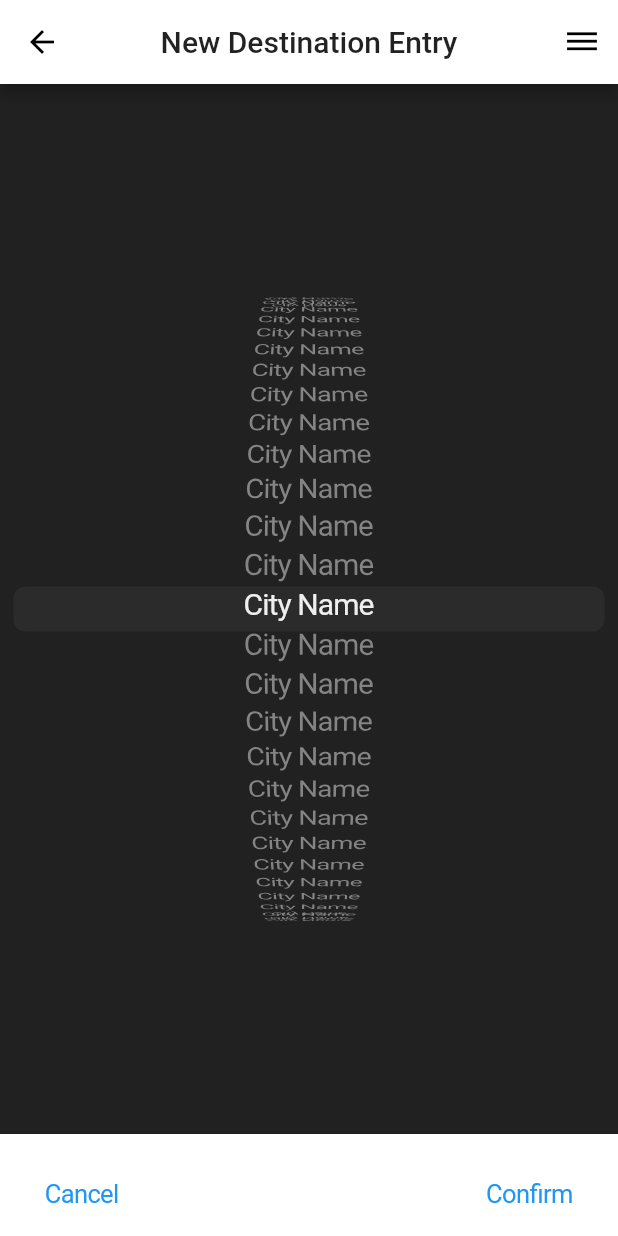
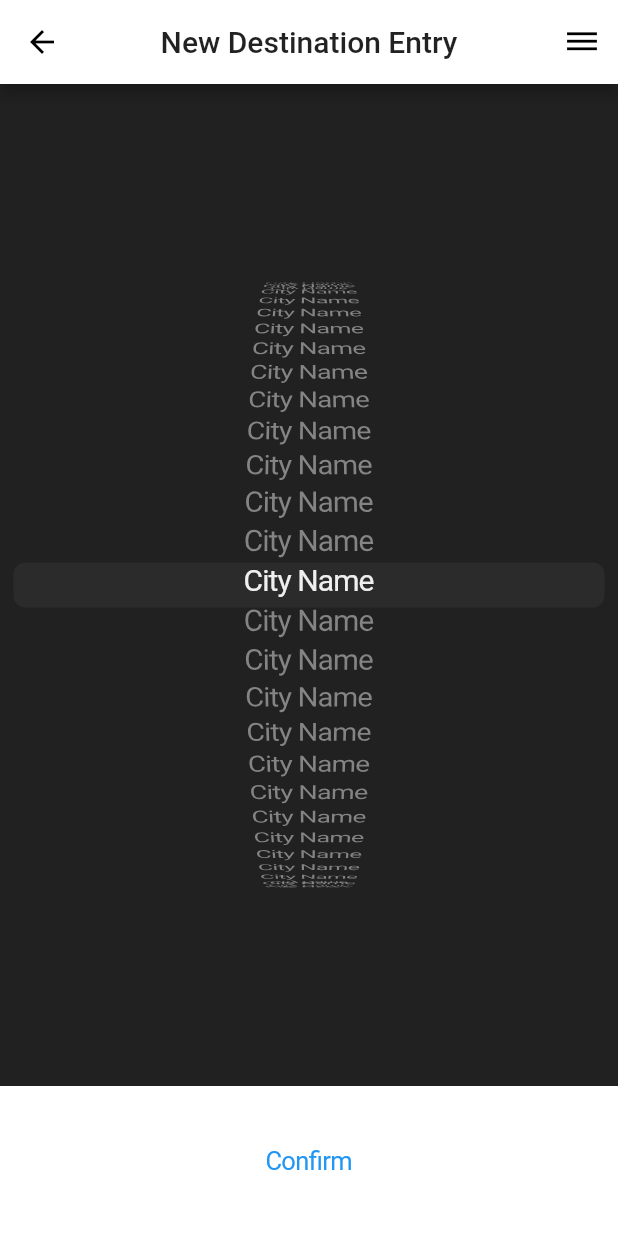
Before and after one commit to nguytha4/Flutter-TripReady-App, a Flutter app: the NewDestinationEntryScreen screen opened by its route, on a phone screen of 412 x 824 dp. Run offline on Flutter 3.47's test engine with Material 2 defaults, Android fonts, the phone set to English and light mode, and no system bars; our stand-ins replace cloud_firestore, firebase_auth, firebase_dynamic_links, firebase_storage, font_awesome_flutter, google_sign_in and 1 more; accounts and stored records are empty.

Commit message:
change to city picker buttons

```diff
--- a/lib/screens/new_destination_entry_screen.dart
+++ b/lib/screens/new_destination_entry_screen.dart
@@ -24,7 +24,7 @@ class _NewDestinationEntryScreenState extends State<NewDestinationEntryScreen> {
         mainAxisAlignment: MainAxisAlignment.end,
         children: [
           Container(
-            height: 700.0,
+            child: Expanded(
                           child: CupertinoPicker(
                 magnification: 1.0,
                 backgroundColor: Colors.black87,
@@ -44,6 +44,7 @@ class _NewDestinationEntryScreenState extends State<NewDestinationEntryScreen> {
               },
               ),
             ),
+          ),
           Container(
             decoration: BoxDecoration(
               color: Colors.white,
@@ -55,22 +56,14 @@ class _NewDestinationEntryScreenState extends State<NewDestinationEntryScreen> {
               ),
             ),
             child: Row(
-              mainAxisAlignment: MainAxisAlignment.spaceBetween,
+              mainAxisAlignment: MainAxisAlignment.center,
               children: [
-                CupertinoButton(
-                  child: Text('Cancel'),
-                  onPressed: () {},
-                  padding: const EdgeInsets.symmetric(
-                    horizontal: 30.0,
-                    vertical: 30.0,
-                  ),
-                ),
                 CupertinoButton(
                   child: Text('Confirm'),
                   onPressed: () {},
                   padding: const EdgeInsets.symmetric(
                     horizontal: 30.0,
-                    vertical: 30.0,
+                    vertical: 40.0,
                   ),
                 )
               ],
```
Lines whose indentation alone changed are shown as unchanged.
